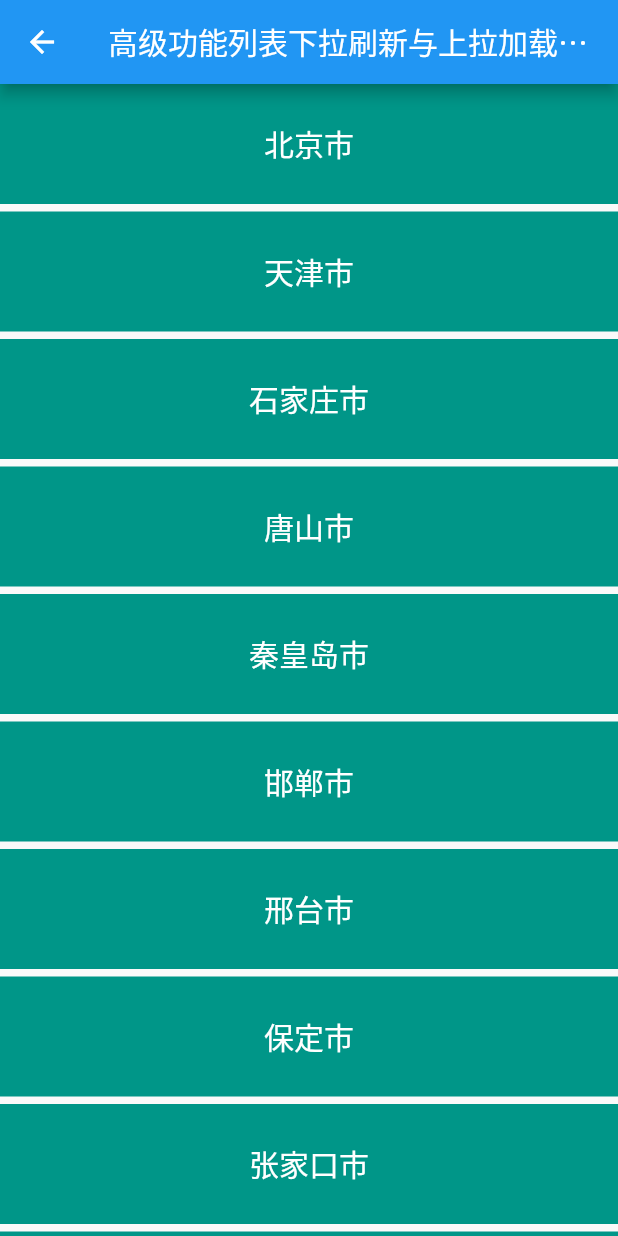
After one commit to VIOOOO/FlutterDemoMo, a Flutter app: the ListViewPage screen opened directly, after a tap on an icon or button, on a phone screen of 412 x 824 dp. The commit adds this screen. Run offline on Flutter 3.47's test engine with Material 2 defaults, Android fonts, the light colour scheme and no system bars.

```diff
--- a/lib/pages/BasicFunctions/ListViewPage/ListView.dart
+++ b/lib/pages/BasicFunctions/ListViewPage/ListView.dart
@@ -30,14 +30,21 @@ class _ListViewPageState extends State<ListViewPage> {
             RaisedButton(
               child: Text("基本列表-垂直列表 Vertical"),
               onPressed: () {
-                Navigator.pushNamed(context, '/ListViewDemoVertical');
+                Navigator.pushNamed(context, '/listViewDemoVertical');
               },
             ),
             SizedBox(height: 20),
             RaisedButton(
               child: Text("动态列表 Dynamic"),
               onPressed: () {
-                Navigator.pushNamed(context, '/ListViewDemoDynamic');
+                Navigator.pushNamed(context, '/listViewDemoDynamic');
+              },
+            ),
+            SizedBox(height: 20),
+                        RaisedButton(
+              child: Text("列表下拉 上拉刷新  Refresh"),
+              onPressed: () {
+                Navigator.pushNamed(context, '/listViewDemoRefresh');
               },
             ),
             SizedBox(height: 20),
--- /dev/null
+++ b/lib/pages/BasicFunctions/ListViewPage/ListViewDemoRefresh.dart
@@ -0,0 +1,116 @@
+import 'package:flutter/material.dart';
+
+// 列表下拉刷新
+class ListViewDemoRefresh extends StatefulWidget {
+  ListViewDemoRefresh({Key key}) : super(key: key);
+
+  @override
+  _ListViewDemoRefreshState createState() => _ListViewDemoRefreshState();
+}
+
+class _ListViewDemoRefreshState extends State<ListViewDemoRefresh> {
+  // 动态类型 简单列表
+  List<String> cityNames = [
+    '北京市',
+    '天津市',
+    '石家庄市',
+    '唐山市',
+    '秦皇岛市',
+    '邯郸市',
+    '邢台市',
+    '保定市',
+    '张家口市',
+    '承德市',
+    '沧州市',
+    '廊坊市',
+    '衡水市',
+    '省直辖县',
+    '太原市',
+    '大同市',
+    '阳泉市',
+    '长治市',
+    '晋城市',
+    '朔州市',
+    '晋中市',
+    '运城市',
+    '忻州市',
+    '临汾市',
+    '吕梁市'
+  ];
+
+  ScrollController _scrollController = ScrollController(); // 构建 下拉加载 实例
+
+  // 初始化 列表滚动监听开始
+  @override
+  void initState() {
+    _scrollController.addListener(() {
+      // 列表滚动到 最底 位置时候 触发加载
+      if (_scrollController.position.pixels ==
+          _scrollController.position.maxScrollExtent) {
+        _loadData();
+      }
+    });
+    super.initState();
+  }
+
+  // 列表滚动监听结束 列表滚动结束后及时及时移除监听，减少性能损耗
+  @override
+  void dispose() {
+    _scrollController.dispose();
+    super.dispose();
+  }
+
+  @override
+  Widget build(BuildContext context) {
+    final title = '高级功能列表下拉刷新与上拉加载更多 功能实现';
+    return Scaffold(
+      appBar: AppBar(
+        title: Text(title),
+      ),
+      body: RefreshIndicator(
+        // RefreshIndicator 让 ListView 具有下拉刷新的能力
+        onRefresh: _handleRefresh, // 刷新的回调方法
+        child: ListView(
+          controller: _scrollController, // 添加上拉加载更多
+          children: _buildList(),
+        ),
+      ),
+    );
+  }
+
+// 下拉加载 模拟接口 延时 200毫秒
+  _loadData() async {
+    await Future.delayed(Duration(milliseconds: 200));
+    setState(() {
+      List<String> list = List<String>.from(cityNames); // 复制数组
+      list.addAll(cityNames); // 数组再加一份
+      cityNames = list;
+    });
+  }
+
+  // 刷新的回调方法 模拟网络请求
+  Future<Null> _handleRefresh() async {
+    await Future.delayed(Duration(seconds: 2)); // 延时2秒
+    setState(() {
+      cityNames = cityNames.reversed.toList(); // 将数组取反
+    });
+    return null;
+  }
+
+  List<Widget> _buildList() {
+    return cityNames.map((city) => _item(city)).toList();
+  }
+
+  Widget _item(String city) {
+    return Container(
+      height: 80, //网格布局 垂直滚动样式 水平滚动高度需要在外部对整个列表设置高度
+      margin: EdgeInsets.only(bottom: 5), // 网格布局 垂直滚动样式
+      alignment: Alignment.center, // 居中方式
+      decoration: BoxDecoration(color: Colors.teal), // 装饰器
+      child: Text(
+        city,
+        style: TextStyle(color: Colors.white, fontSize: 20),
+      ),
+    );
+  }
+}
--- a/lib/routes/Routes.dart
+++ b/lib/routes/Routes.dart
@@ -12,11 +12,13 @@ import '../pages/user/RegisterFirst.dart';
 import '../pages/user/RegisterSecond.dart';
 import '../pages/user/RegisterThrid.dart';
 
+// Demo 基础功能组件
 import '../pages/BasicFunctions/ImagesPage/Images.dart';
 import '../pages/BasicFunctions/ListViewPage/ListView.dart';
 import '../pages/BasicFunctions/ListViewPage/ListViewDemoLevel.dart';
 import '../pages/BasicFunctions/ListViewPage/ListViewDemoVertical.dart';
 import '../pages/BasicFunctions/ListViewPage/ListViewDemoDynamic.dart';
+import '../pages/BasicFunctions/ListViewPage/ListViewDemoRefresh.dart';
 
 // 配置命名路由
 final routes = {
@@ -34,6 +36,7 @@ final routes = {
   '/registerFirst': (context) => RegisterFirstPage(),
   '/registerSecond': (context) => RegisterSecondPage(),
   '/registerThrid': (context) => RegisterThridPage(),
+  '/listViewDemoRefresh': (context) => ListViewDemoRefresh(),
 
   // 图片范例
   '/images': (context) => ImagesPage(),
```
